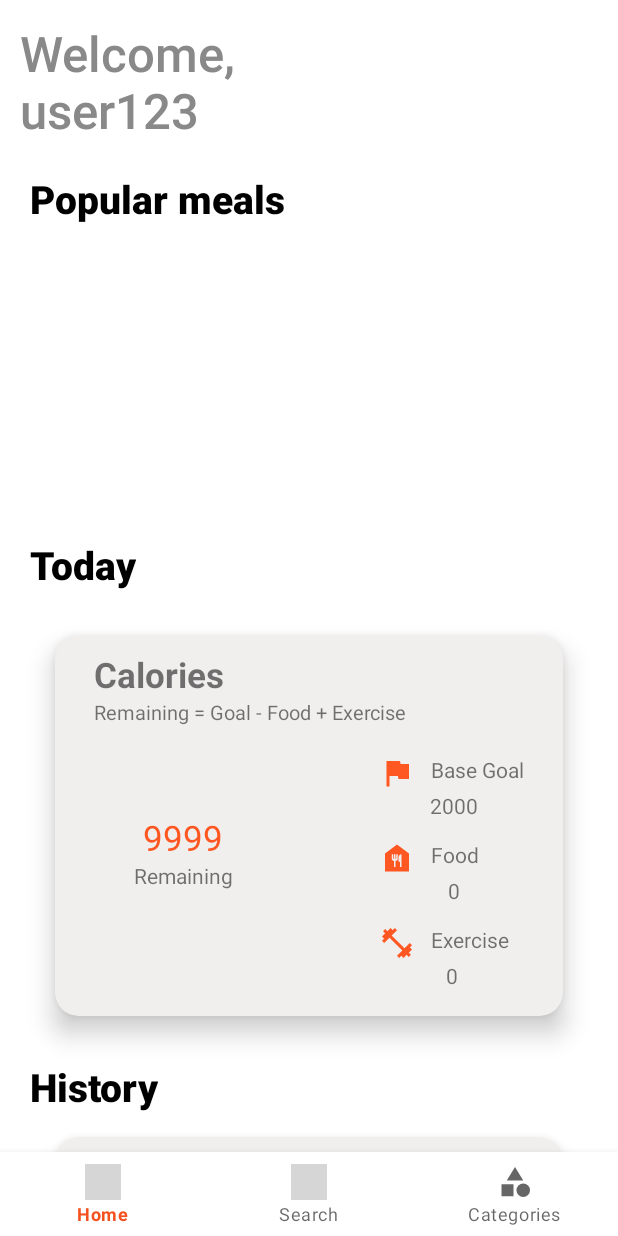
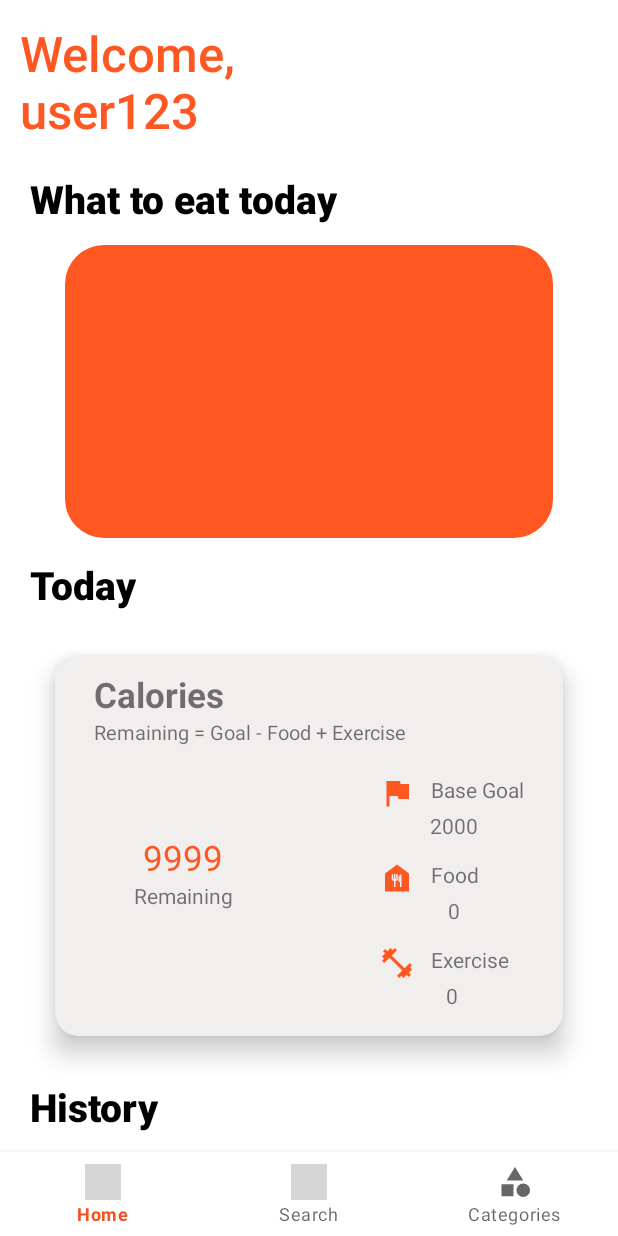
Before and after one commit to tarikcacak/FoodApp, an Android app: the HomeFragment screen opened directly, with no data from a screen before it, on a phone screen of 412 x 824 dp. Run offline under Robolectric (Android 15) with nearby library versions, the phone set to English and light mode, and no system bars; our stand-ins replace Dagger/Hilt's generated code, Firebase (no records; nobody signed in at launch, a user with empty details on screens opened directly), sdp/ssp sizes; pictures from the network do not load; grey boxes are pictures that could not be loaded.

Commit message:
edited the home fragment ui

```diff
--- a/app/src/main/java/com/example/foodapp/fragments/home/HomeFragment.kt
+++ b/app/src/main/java/com/example/foodapp/fragments/home/HomeFragment.kt
@@ -8,9 +8,9 @@ import android.view.ViewGroup
 import android.widget.Toast
 import androidx.fragment.app.activityViewModels
 import androidx.recyclerview.widget.LinearLayoutManager
+import com.bumptech.glide.Glide
 import com.example.airmovies.util.Resource
 import com.example.foodapp.databinding.FragmentHomeBinding
-import com.example.foodapp.fragments.home.adapters.PopularMealsAdapter
 import com.example.foodapp.models.meal.Meal
 import dagger.hilt.android.AndroidEntryPoint
 
@@ -19,7 +19,6 @@ class HomeFragment : Fragment() {
 
     private var _binding: FragmentHomeBinding? = null
     private val binding get() = _binding!!
-    private lateinit var popularMealsAdapter: PopularMealsAdapter
 
     private val viewModel: HomeViewModel by activityViewModels()
 
@@ -33,16 +32,7 @@ class HomeFragment : Fragment() {
 
     override fun onViewCreated(view: View, savedInstanceState: Bundle?) {
         super.onViewCreated(view, savedInstanceState)
-        setupRecyclerView()
         observePopularMeals()
-    }
-
-    private fun setupRecyclerView() {
-        popularMealsAdapter = PopularMealsAdapter()
-        binding.recViewPopular.apply {
-            layoutManager = LinearLayoutManager(context, LinearLayoutManager.HORIZONTAL, false)
-            adapter = popularMealsAdapter
-        }
     }
 
     private fun observePopularMeals() {
@@ -56,7 +46,10 @@ class HomeFragment : Fragment() {
                     binding.pbPopular.visibility = View.GONE
                 }
                 is Resource.Success -> {
-                    popularMealsAdapter.setMeals(it.data?.recipes as ArrayList<Meal>)
+                    val mealList = it.data?.recipes as ArrayList<Meal>
+                    Glide.with(this@HomeFragment)
+                        .load(mealList[0].image)
+                        .into(binding.ivMeal)
                 }
                 else -> Unit
             }
--- a/app/src/main/res/layout/fragment_home.xml
+++ b/app/src/main/res/layout/fragment_home.xml
@@ -36,7 +36,7 @@
         android:text="Welcome,\nuser123"
         android:textSize="@dimen/_25ssp"
         android:fontFamily="sans-serif-medium"
-        android:textColor="#898989"
+        android:textColor="@color/secondary_color"
         android:layout_margin="@dimen/_10sdp"
         app:layout_constraintStart_toStartOf="parent"
         app:layout_constraintTop_toTopOf="parent" />
@@ -48,21 +48,34 @@
         android:layout_marginStart="@dimen/_5sdp"
         android:layout_marginTop="@dimen/_15sdp"
         android:fontFamily="sans-serif-medium"
-        android:text="Popular meals"
+        android:text="What to eat today"
         android:textColor="@color/black"
         android:textSize="@dimen/_20sdp"
         android:textStyle="bold"
         app:layout_constraintStart_toStartOf="@id/tvWelcome"
         app:layout_constraintTop_toBottomOf="@id/tvWelcome" />
 
-    <androidx.recyclerview.widget.RecyclerView
-        android:id="@+id/recViewPopular"
-        android:layout_width="wrap_content"
-        android:layout_height="@dimen/_140sdp"
-        android:layout_marginTop="@dimen/_10sdp"
-        android:layout_marginEnd="@dimen/_15sdp"
-        app:layout_constraintTop_toBottomOf="@+id/tvPopular"
-        app:layout_constraintStart_toStartOf="@id/tvPopular"/>
+            <androidx.cardview.widget.CardView
+                android:id="@+id/cvMeal"
+                android:layout_width="@dimen/_250sdp"
+                android:layout_height="@dimen/_150sdp"
+                app:layout_constraintStart_toStartOf="parent"
+                app:layout_constraintEnd_toEndOf="parent"
+                app:layout_constraintTop_toBottomOf="@id/tvPopular"
+                android:layout_marginTop="@dimen/_10sdp"
+                app:cardCornerRadius="@dimen/_20sdp">
+
+                <ImageView
+                    android:id="@+id/ivMeal"
+                    android:layout_width="match_parent"
+                    android:layout_height="match_parent"
+                    app:layout_constraintStart_toStartOf="parent"
+                    app:layout_constraintEnd_toEndOf="parent"
+                    android:scaleType="centerCrop"
+                    app:layout_constraintTop_toBottomOf="@id/tvPopular"
+                    android:background="@color/secondary_color" />
+
+            </androidx.cardview.widget.CardView>
 
     <TextView
         android:id="@+id/tvToday"
@@ -76,7 +89,7 @@
         android:textSize="@dimen/_20sdp"
         android:textStyle="bold"
         app:layout_constraintStart_toStartOf="@id/tvWelcome"
-        app:layout_constraintTop_toBottomOf="@id/recViewPopular" />
+        app:layout_constraintTop_toBottomOf="@id/cvMeal" />
 
     <androidx.cardview.widget.CardView
         android:id="@+id/cvCalories"
@@ -248,7 +261,7 @@
                         android:id="@+id/imgBalance"
                         android:layout_width="@dimen/_50sdp"
                         android:layout_height="@dimen/_50sdp"
-                        android:src="@drawable/balance"
+                        android:src="@drawable/restaurant"
                         android:layout_marginStart="@dimen/_15sdp"
                         app:layout_constraintStart_toStartOf="parent"
                         app:layout_constraintTop_toTopOf="parent"
```
Also changed, not shown: app/src/main/java/com/example/foodapp/fragments/home/adapters/PopularMealsAdapter.kt (deleted, +0 -47 lines), app/src/main/res/layout/meal_layout.xml (deleted, +0 -50 lines).
